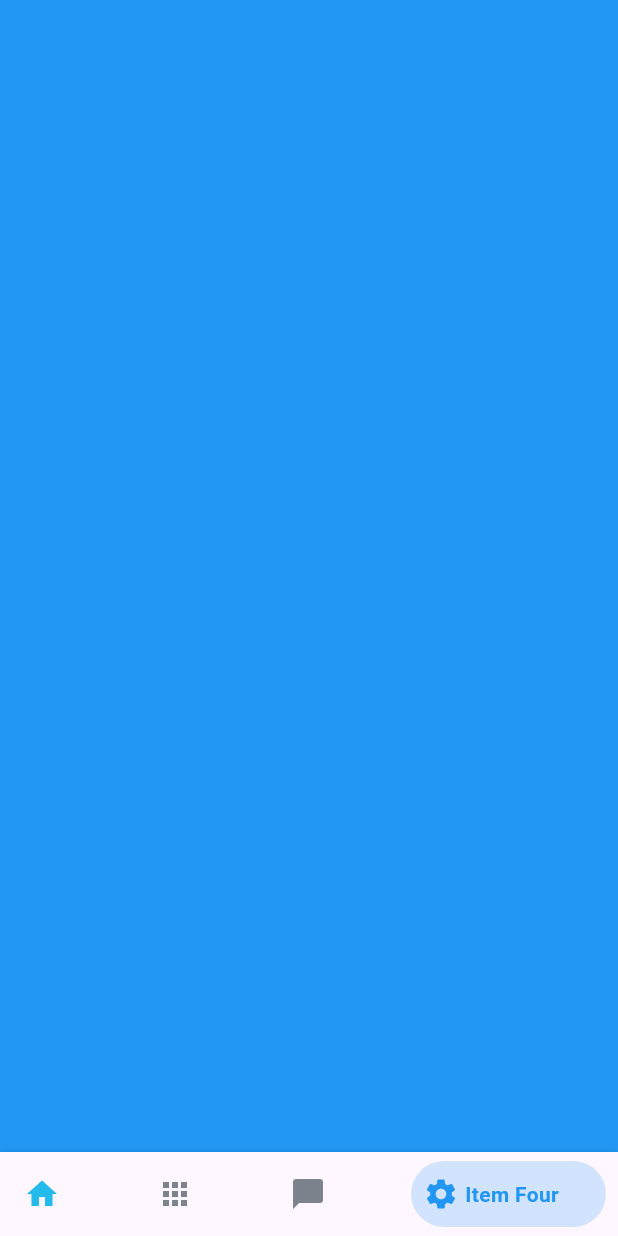
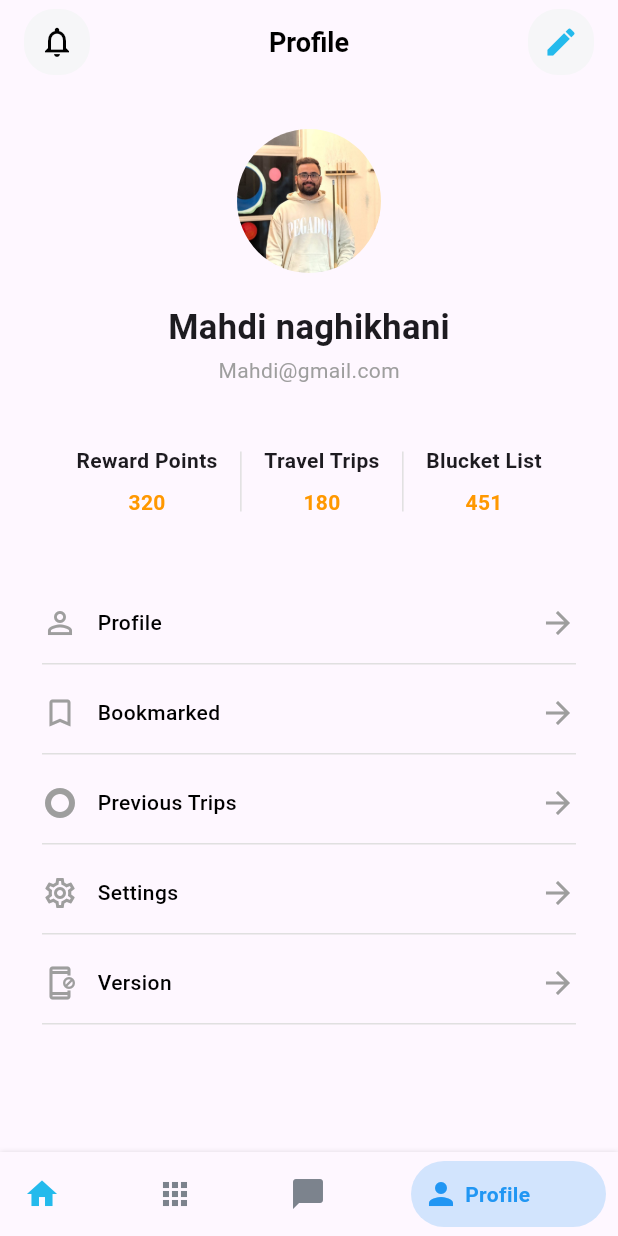
Before and after one commit to mahdinaghikhanii/Travelling-ui, a Flutter app: the screen it shows after launch, swiped to page 4, on a phone screen of 412 x 824 dp. Run offline on Flutter 3.47's test engine with Material 3 defaults, Android fonts, the phone set to English and light mode, and no system bars; drawn by our look-alikes of bottom_navy_bar; our stand-ins replace readmore.

Commit message:
done Profile

```diff
--- a/lib/main.dart
+++ b/lib/main.dart
@@ -1,6 +1,4 @@
 import 'package:flutter/material.dart';
-import 'package:travalling_ui/pages/home/home.dart';
-import 'package:travalling_ui/pages/view_image/view_image.dart';
 
 import 'pages/nav/navbar.dart';
 
--- a/lib/pages/nav/navbar.dart
+++ b/lib/pages/nav/navbar.dart
@@ -1,6 +1,7 @@
 import 'package:bottom_navy_bar/bottom_navy_bar.dart';
 import 'package:flutter/material.dart';
 import 'package:travalling_ui/pages/home/home.dart';
+import 'package:travalling_ui/pages/profile/profile.dart';
 
 class NavBarPages extends StatefulWidget {
   const NavBarPages({super.key});
@@ -42,9 +43,7 @@ class _NavBarPagesState extends State<NavBarPages> {
             Container(
               color: Colors.green,
             ),
-            Container(
-              color: Colors.blue,
-            ),
+            const ProfilePage()
           ],
         ),
       ),
@@ -69,8 +68,8 @@ class _NavBarPagesState extends State<NavBarPages> {
               icon: const Icon(Icons.chat_bubble)),
           BottomNavyBarItem(
               inactiveColor: const Color(0xFF7C838D),
-              title: const Text('Item Four'),
-              icon: const Icon(Icons.settings)),
+              title: const Text('Profile'),
+              icon: const Icon(Icons.person)),
         ],
       ),
     );
--- /dev/null
+++ b/lib/pages/profile/profile.dart
@@ -0,0 +1,186 @@
+import 'package:flutter/material.dart';
+
+class ProfilePage extends StatelessWidget {
+  const ProfilePage({super.key});
+
+  @override
+  Widget build(BuildContext context) {
+    return Scaffold(
+        appBar: AppBar(
+            centerTitle: false,
+            leadingWidth: 0,
+            title: Row(
+                mainAxisAlignment: MainAxisAlignment.spaceBetween,
+                children: [
+                  Container(
+                    width: 44,
+                    height: 44,
+                    decoration: ShapeDecoration(
+                      color: const Color(0xFFF6F6F8),
+                      shape: RoundedRectangleBorder(
+                        borderRadius: BorderRadius.circular(20),
+                      ),
+                    ),
+                    child: const Icon(
+                      Icons.notifications_outlined,
+                      color: Colors.black,
+                    ),
+                  ),
+                  const Text("Profile",
+                      style: TextStyle(
+                          color: Colors.black,
+                          fontWeight: FontWeight.w700,
+                          fontSize: 18)),
+                  Container(
+                    width: 44,
+                    height: 44,
+                    decoration: ShapeDecoration(
+                      color: const Color(0xFFF6F6F8),
+                      shape: RoundedRectangleBorder(
+                        borderRadius: BorderRadius.circular(20),
+                      ),
+                    ),
+                    child: const Icon(Icons.edit, color: Color(0xFF24BAEC)),
+                  ),
+                ])),
+        body: Column(children: [
+          userInformation(),
+          userPoints(),
+          const SizedBox(height: 58),
+          customListTile(Icons.person_outline, "Profile", context),
+          customListTile(Icons.bookmark_outline, "Bookmarked", context),
+          customListTile(Icons.trip_origin_sharp, "Previous Trips", context),
+          customListTile(Icons.settings_outlined, "Settings", context),
+          customListTile(Icons.app_blocking_outlined, "Version", context)
+        ]));
+  }
+}
+
+Widget userInformation() {
+  return Column(children: [
+    Center(
+      child: Container(
+        margin: const EdgeInsets.only(top: 30, bottom: 20),
+        width: 96,
+        height: 96,
+        decoration: BoxDecoration(
+            borderRadius: BorderRadius.circular(80),
+            image: const DecorationImage(image: AssetImage("assets/me.jpg"))),
+      ),
+    ),
+    const Text("Mahdi naghikhani",
+        style: TextStyle(fontWeight: FontWeight.w600, fontSize: 23)),
+    const SizedBox(height: 2),
+    const Text(
+      "Mahdi@gmail.com",
+      style: TextStyle(color: Colors.grey),
+    ),
+    const SizedBox(height: 40),
+  ]);
+}
+
+Widget userPoints() {
+  return Row(
+    mainAxisAlignment: MainAxisAlignment.center,
+    children: [
+      Row(
+        mainAxisAlignment: MainAxisAlignment.center,
+        crossAxisAlignment: CrossAxisAlignment.center,
+        children: [
+          const Column(children: [
+            Text(
+              "Reward Points",
+              style: TextStyle(fontWeight: FontWeight.bold, fontSize: 14),
+            ),
+            SizedBox(height: 8),
+            Text(
+              "320",
+              style: TextStyle(
+                  fontWeight: FontWeight.bold,
+                  fontSize: 14,
+                  color: Colors.orange),
+            ),
+          ]),
+          Container(
+            margin: const EdgeInsets.only(left: 15, right: 15),
+            width: 1,
+            color: Colors.grey.shade300,
+            height: 40,
+          )
+        ],
+      ),
+      Row(
+        mainAxisAlignment: MainAxisAlignment.spaceBetween,
+        children: [
+          const Column(children: [
+            Text(
+              "Travel Trips",
+              style: TextStyle(fontWeight: FontWeight.bold, fontSize: 14),
+            ),
+            SizedBox(height: 8),
+            Text(
+              "180",
+              style: TextStyle(
+                  fontWeight: FontWeight.bold,
+                  fontSize: 14,
+                  color: Colors.orange),
+            ),
+          ]),
+          Container(
+            margin: const EdgeInsets.only(left: 15, right: 15),
+            width: 1,
+            color: Colors.grey.shade300,
+            height: 40,
+          )
+        ],
+      ),
+      const Row(
+        mainAxisAlignment: MainAxisAlignment.spaceBetween,
+        children: [
+          Column(children: [
+            Text(
+              "Blucket List",
+              style: TextStyle(fontWeight: FontWeight.bold, fontSize: 14),
+            ),
+            SizedBox(height: 8),
+            Text(
+              "451",
+              style: TextStyle(
+                  fontWeight: FontWeight.bold,
+                  fontSize: 14,
+                  color: Colors.orange),
+            ),
+          ]),
+        ],
+      )
+    ],
+  );
+}
+
+Widget customListTile(IconData iconData, String title, context) {
+  return Padding(
+    padding: const EdgeInsets.symmetric(horizontal: 28, vertical: 0),
+    child: Column(children: [
+      Row(children: [
+        Icon(iconData, color: Colors.grey.shade500),
+        const SizedBox(width: 13),
+        Text(
+          title,
+          style:
+              const TextStyle(color: Colors.black, fontWeight: FontWeight.w500),
+        ),
+        const Spacer(),
+        Icon(
+          Icons.arrow_forward,
+          color: Colors.grey.shade500,
+        )
+      ]),
+      Container(
+        margin: const EdgeInsets.only(bottom: 20, top: 15),
+        color: Colors.grey.shade300,
+        height: 1,
+        width: MediaQuery.sizeOf(context).width,
+      )
+    ]),
+  );
+}
```
